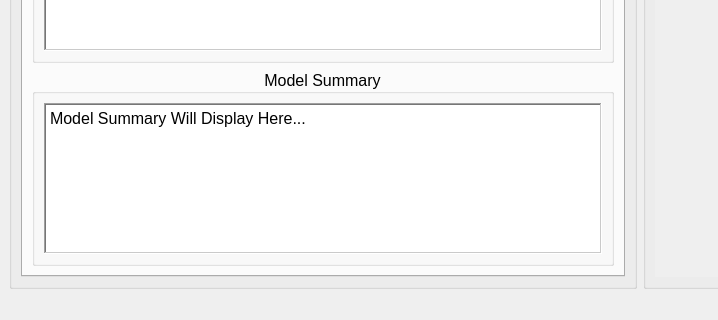
rmill040/eda_viewer, file src/gui.ui: the form before one commit; both pictures show x 0 to 718 and y 385 to 705 of the 1280 by 705 pixel window.
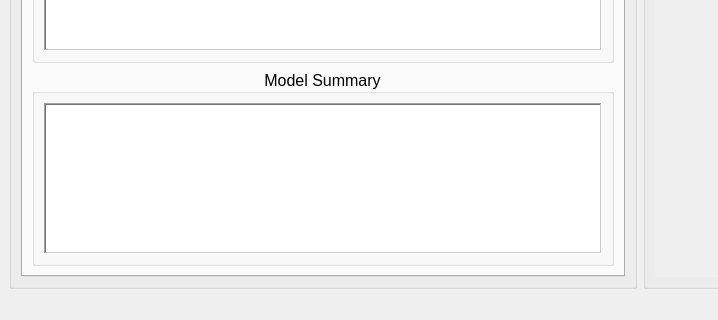
The form after the commit. The open tabs and pages were chosen to show the change. Icons and pictures are not drawn.

Patch:
```diff
--- a/src/gui.ui
+++ b/src/gui.ui
@@ -931,7 +931,7 @@
                  <bool>true</bool>
                 </property>
                 <property name="plainText">
-                 <string>Model Summary Will Display Here...</string>
+                 <string/>
                 </property>
                </widget>
               </item>
```
Left out of the diff: 50 changed lines with no effect on the pictures.
